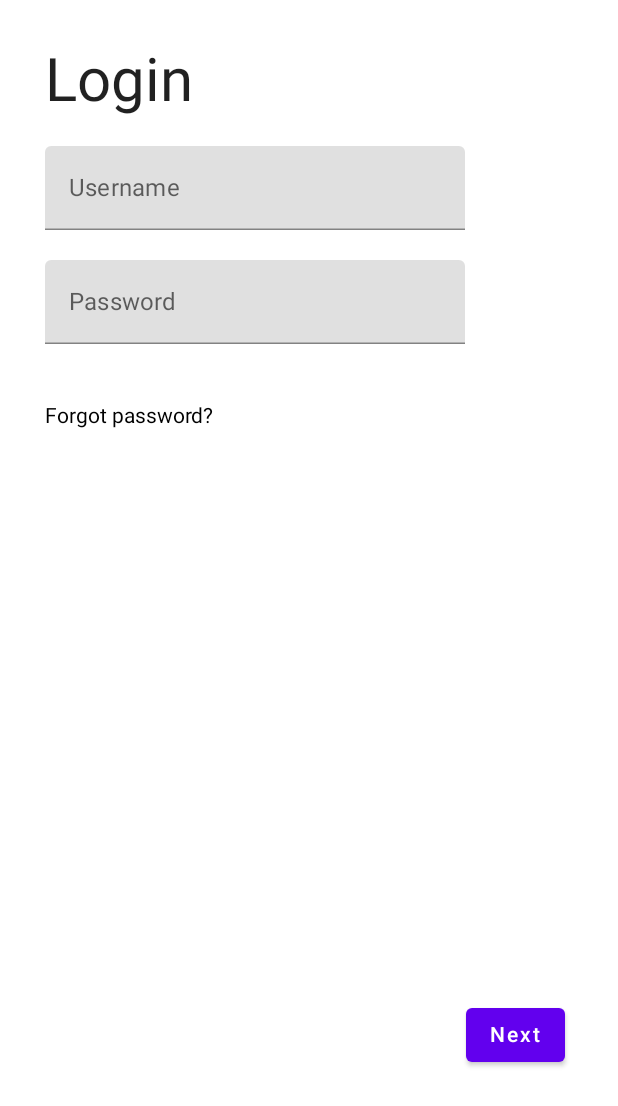
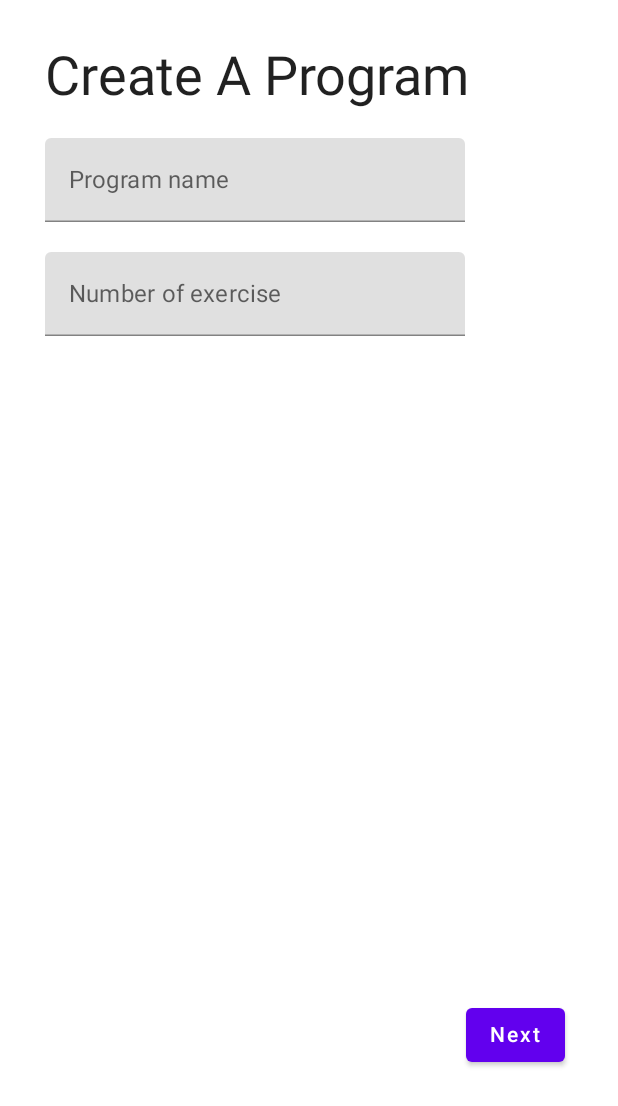
Before and after one commit to DragonHeart00/MyFitnessApp, an Android app built with Jetpack Compose: the composable AddProgramScreen shown on its own in the app's theme, on a phone screen of 412 x 824 dp. Shown: the top 1106 px of the screen. Run offline under Robolectric (Android 15) with nearby library versions, the phone set to English and light mode, and no system bars.

Commit message:
removed unused code

```diff
--- a/app/src/main/java/com/example/myfitnessapp/screen/shared/components/screens/programCreation/ProgramCreation.kt
+++ b/app/src/main/java/com/example/myfitnessapp/screen/shared/components/screens/programCreation/ProgramCreation.kt
@@ -57,38 +57,30 @@ fun ProgramNameField() {
 
     ) {
 
-        val username = remember { mutableStateOf(TextFieldValue()) }
-        val password = remember { mutableStateOf(TextFieldValue()) }
+        val programName = remember { mutableStateOf(TextFieldValue()) }
+        val numberOfExercise = remember { mutableStateOf(TextFieldValue()) }
 
-        Text(text = "Login", style = TextStyle(fontSize = 40.sp))
+        Text(text = "Create A Program", style = TextStyle(fontSize = 36.sp))
 
         Spacer(modifier = Modifier.height(20.dp))
         TextField(
-            label = { Text(text = "Username") },
-            value = username.value,
-            onValueChange = { username.value = it })
+            label = { Text(text = "Program name") },
+            value = programName.value,
+            onValueChange = { programName.value = it })
 
         Spacer(modifier = Modifier.height(20.dp))
         TextField(
-            label = { Text(text = "Password") },
-            value = password.value,
-            visualTransformation = PasswordVisualTransformation(),
-            keyboardOptions = KeyboardOptions(keyboardType = KeyboardType.Password),
-            onValueChange = { password.value = it })
+            label = { Text(text = "Number of exercise") },
+            value = numberOfExercise.value,
+            //visualTransformation = PasswordVisualTransformation(),
+            //keyboardOptions = KeyboardOptions(keyboardType = KeyboardType.Password),
+            onValueChange = { numberOfExercise.value = it })
 
         Spacer(modifier = Modifier.height(20.dp))
         Box(modifier = Modifier.padding(40.dp, 0.dp, 40.dp, 0.dp)) {
 
         }
 
-        Spacer(modifier = Modifier.height(20.dp))
-        ClickableText(
-            text = AnnotatedString("Forgot password?"),
-            onClick = { },
-            style = TextStyle(
-                fontSize = 14.sp,
-            )
-        )
     }
     Box(Modifier.fillMaxSize().padding(0.dp,0.dp,25.dp,100.dp)) {
         Button(
```
